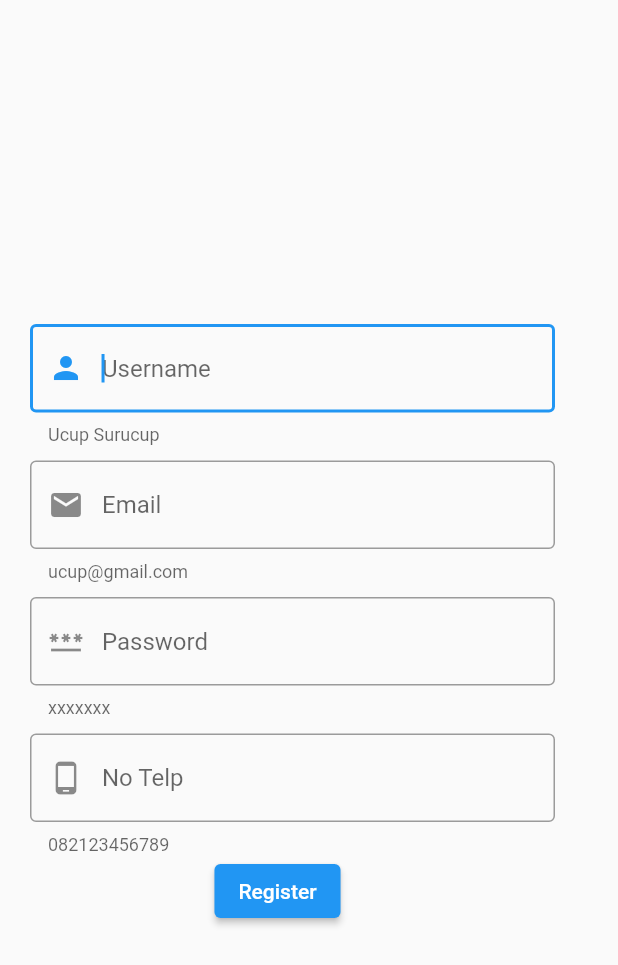
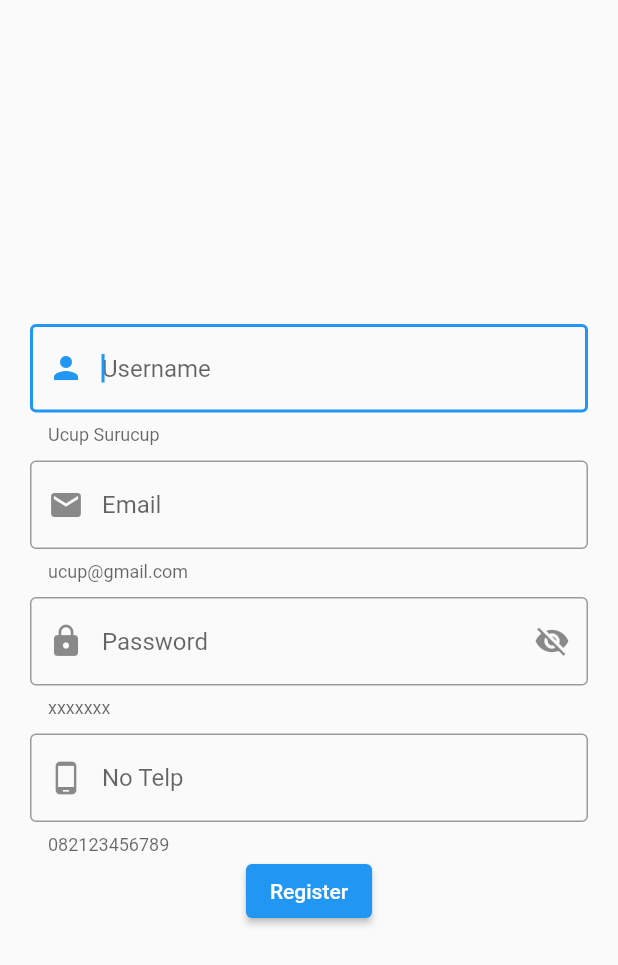
Before and after one commit to RInf0/UGD_Modul_2_Kel1, a Flutter app: the screen it shows after launch, after a tap on "Login", after a tap on "Belum punya akun ?", on a phone screen of 412 x 824 dp. Shown: the top 965 px of the screen. Run offline on Flutter 3.47's test engine with Material 2 defaults, Android fonts, the phone set to English and light mode, and no system bars; network calls fail.

Commit message:
memperbaiki beberapa kesalahan penamaan import dan variabel, serta merapikan beberapa element

```diff
--- a/lib/View/home.dart
+++ b/lib/View/home.dart
@@ -1,5 +1,5 @@
 import 'package:flutter/material.dart';
-import 'package:guidedlayout2_1212/View/view_list.dart';
+import 'package:ugd_modul_2_kel1/View/view_list.dart';
 
 class HomeView extends StatefulWidget {
   const HomeView({super.key});
--- a/lib/View/login.dart
+++ b/lib/View/login.dart
@@ -1,8 +1,8 @@
 import 'package:flutter/material.dart';
-//* SEsuai dengan nama project, awalnya akan error pada home, register, dan form component karena belum ada dibuat
-import 'package:guidedlayout2_1212/View/home.dart';
-import 'package:guidedlayout2_1212/View/register.dart';
-import 'package:guidedlayout2_1212/component/form_component.dart';
+//* Sesuai dengan nama project, awalnya akan error pada home, register, dan form component karena belum ada dibuat
+import 'package:ugd_modul_2_kel1/View/home.dart';
+import 'package:ugd_modul_2_kel1/View/register.dart';
+// import 'package:ugd_modul_2_kel1/component/form_component.dart';
 
 class LoginView extends StatefulWidget {
   //* Variabel map data dibuat bersifat nullabl, karena ketika aplikasi dijalankan(dipanggil dari main, tdak ada yang dibawa)
@@ -35,24 +35,29 @@ class _LoginViewState extends State<LoginView> {
             mainAxisAlignment: MainAxisAlignment.center,
             children: [
               //* Username
-              TextFormField(
-                validator: (value){
-                  if(value == null || value.isEmpty){
+              Padding(
+                padding: const EdgeInsets.only(left: 20, top: 10, right: 20),
+                child: TextFormField(
+                  validator: (value) {
+                    if (value == null || value.isEmpty) {
                       return "Username tidak boleh kosong";
                     }
                     return null;
                   },
                   controller: usernameController,
-                decoration: InputDecoration(
+                  decoration: const InputDecoration(
                       hintText: "Username",
                       labelText: "Username here",
                       icon: Icon(Icons.person)),
                 ),
+              ),
 
               //* Password
-              TextFormField(
-                validator: (value){
-                  if(value == null || value.isEmpty){
+              Padding(
+                padding: const EdgeInsets.only(left: 20, top: 10, right: 20),
+                child: TextFormField(
+                  validator: (value) {
+                    if (value == null || value.isEmpty) {
                       return "Password kosong";
                     }
                     return null;
@@ -62,17 +67,25 @@ class _LoginViewState extends State<LoginView> {
                   decoration: InputDecoration(
                     hintText: "Password",
                     labelText: "Password here",
-                  icon: Icon(Icons.lock),
+                    icon: const Icon(Icons.lock),
                     suffixIcon: IconButton(
-                    icon: Icon(
-                      passwordVisible ? Icons.visibility : Icons.visibility_off),
+                      icon: Icon(passwordVisible
+                          ? Icons.visibility
+                          : Icons.visibility_off),
                       onPressed: () {
-                      setState( () {
+                        setState(
+                          () {
                             passwordVisible = !passwordVisible;
-                      },);
+                          },
+                        );
                       },
                     ),
                   ),
+                ),
+              ),
+              // untuk memberi space antara input dengan button login
+              const SizedBox(
+                height: 20,
               ),
               //* Baris yang berisi tombol login dan tombol mengarah kehalaman register
               Row(
@@ -83,19 +96,22 @@ class _LoginViewState extends State<LoginView> {
                       //* Fungsi yang dijalankan saat tombol ditekan
                       onPressed: () {
                         //* Cek statenya sudah valid atau belum valid
-                      if(_formKey.currentState!.validate()) {
+                        if (_formKey.currentState!.validate()) {
                           //* Jika sudah valid, cek usernamedan password yang diinputkan pada form telah sesuai dengan data yang dibawah
                           //* dari halaman register atau belum
-                        if(dataForm!['username'] == usernameController.text && dataForm['password'] == passwordController.text)
-                        {
+                          if (dataForm!['username'] ==
+                                  usernameController.text &&
+                              dataForm['password'] == passwordController.text) {
                             //* Jika sesuai navigasi ke halaman home
                             Navigator.push(
                                 context,
                                 MaterialPageRoute(
                                     builder: (_) => const HomeView()));
-                        }else{
+                          } else {
                             //* Jika belum tampilkan alert dialog
-                          showDialog(context: context, builder: (_)=>AlertDialog(
+                            showDialog(
+                              context: context,
+                              builder: (_) => AlertDialog(
                                 title: const Text('Password salah'),
                                 //* isi alert dialog
                                 content: TextButton(
@@ -108,18 +124,20 @@ class _LoginViewState extends State<LoginView> {
                                     child: const Text('Cancel'),
                                   ),
                                   TextButton(
-                                onPressed: () => Navigator.pop(context, 'Cancel'),
+                                    onPressed: () =>
+                                        Navigator.pop(context, 'Cancel'),
                                     child: const Text('Ok'),
                                   ),
                                 ],
-                          ),);
+                              ),
+                            );
                           }
                         }
                       },
                       child: const Text('Login')),
                   //* tombol ke halaman register
                   TextButton(
-                    onPressed: (){
+                      onPressed: () {
                         Map<String, dynamic> formData = {};
                         formData['username'] = usernameController.text;
                         formData['password'] = usernameController.text;
@@ -134,7 +152,13 @@ class _LoginViewState extends State<LoginView> {
       ),
     );
   }
-  void pushRegister(BuildContext context){
-    Navigator.push(context, MaterialPageRoute(builder: (_) => const RegisterView(),),);
+
+  void pushRegister(BuildContext context) {
+    Navigator.push(
+      context,
+      MaterialPageRoute(
+        builder: (_) => const RegisterView(),
+      ),
+    );
   }
 }
--- a/lib/View/register.dart
+++ b/lib/View/register.dart
@@ -1,6 +1,6 @@
 import 'package:flutter/material.dart';
-import 'package:guidedlayout2_1212/View/login.dart';
-import 'package:guidedlayout2_1212/component/form_component.dart';
+import 'package:ugd_modul_2_kel1/View/login.dart';
+import 'package:ugd_modul_2_kel1/component/form_component.dart';
 
 class RegisterView extends StatefulWidget {
   const RegisterView({super.key});
@@ -10,12 +10,14 @@ class RegisterView extends StatefulWidget {
 }
 
 class _RegisterViewState extends State<RegisterView> {
-  //* untuk validasi harus menggunakan GlokayKey
+  //* untuk validasi harus menggunakan GlobayKey
   final _formKey = GlobalKey<FormState>();
   TextEditingController usernameController = TextEditingController();
   TextEditingController emailController = TextEditingController();
   TextEditingController passwordController = TextEditingController();
   TextEditingController notelpController = TextEditingController();
+
+  bool passwordVisible = false;
 
   @override
   Widget build(BuildContext context) {
@@ -26,13 +28,11 @@ class _RegisterViewState extends State<RegisterView> {
           child: Column(
             mainAxisAlignment: MainAxisAlignment.center,
             children: [
-              inputForm(
-                (p0) {
-                  if(p0 == null || p0.isEmpty)
-                  {
+              inputForm((p0) {
+                if (p0 == null || p0.isEmpty) {
                   return 'Username Tidak Boleh Kosong';
                 }
-                  if(p0.toLowerCase() == 'anjing'){
+                if (p0.toLowerCase() == 'anjing') {
                   return 'Tidak boleh menggunakan kata kasar';
                 }
                 return null;
@@ -41,15 +41,11 @@ class _RegisterViewState extends State<RegisterView> {
                   hintTxt: "Username",
                   helperTxt: "Ucup Surucup",
                   iconData: Icons.person),
-
-              inputForm(
-                ((p0){
-                  if(p0 == null || p0.isEmpty)
-                  {
+              inputForm(((p0) {
+                if (p0 == null || p0.isEmpty) {
                   return 'Email tidak boleh kosong';
                 }
-                  if(!p0.contains('@'))
-                  {
+                if (!p0.contains('@')) {
                   return 'Email harus menggunakan @';
                 }
                 return null;
@@ -59,31 +55,50 @@ class _RegisterViewState extends State<RegisterView> {
                   helperTxt: "ucup@gmail.com",
                   iconData: Icons.email),
 
-              inputForm(
-                //* Pola validasi lebih detail bisa menggunakan regex
-                ((p0){
-                  if(p0 == null || p0.isEmpty)
-                  {
-                    return 'Password tidak boleh kosong';
+              //* Password menggunakan visible/invisible toggle
+              Padding(
+                padding: const EdgeInsets.only(left: 20, top: 10, right: 20),
+                child: SizedBox(
+                  width: 400,
+                  child: TextFormField(
+                    validator: (value) {
+                      if (value == null || value.isEmpty) {
+                        return "Password tidak boleh kosong";
                       }
-                  if(p0.length<5)
-                  {
+                      if (value.length < 5) {
                         return 'Password minimal 5 digit';
                       }
                       return null;
-                }),
+                    },
+                    obscureText: passwordVisible,
                     controller: passwordController,
-                hintTxt: "Password",
-                helperTxt: "xxxxxxx",
-                iconData: Icons.password,
-                password: true),
+                    autofocus: true,
+                    decoration: InputDecoration(
+                      border: const OutlineInputBorder(),
+                      helperText: "xxxxxxx",
+                      hintText: "Password",
+                      prefixIcon: const Icon(Icons.lock),
+                      suffixIcon: IconButton(
+                        icon: Icon(passwordVisible
+                            ? Icons.visibility
+                            : Icons.visibility_off),
+                        onPressed: () {
+                          setState(
+                            () {
+                              passwordVisible = !passwordVisible;
+                            },
+                          );
+                        },
+                      ),
+                    ),
+                  ),
+                ),
+              ),
 
-              inputForm(
-                ((p0){
+              inputForm(((p0) {
                 //* untuk menglihat contoh penggunaan regex,uncomment baris dibawah yang dicomment
                 //* final RegExp regex = RegExp(r'^\0?[1-9]\d{1,14}$');
-                  if(p0 == null || p0.isEmpty)
-                  {
+                if (p0 == null || p0.isEmpty) {
                   return 'Nomor Telepon tidak boleh kosong';
                 }
                 // if(!regex.hasMatch(p0))
@@ -96,14 +111,12 @@ class _RegisterViewState extends State<RegisterView> {
                   hintTxt: "No Telp",
                   helperTxt: "082123456789",
                   iconData: Icons.phone_android),
-
               ElevatedButton(
                   onPressed: () {
-                if(_formKey.currentState!.validate()) {
-
+                    if (_formKey.currentState!.validate()) {
                       // ScaffoldMessenger.of(context).showSnackBar{
                       // const SnackBar(content: Text('Processing Data))};
-                  Map<String,dynamic> formData = {};
+                      Map<String, dynamic> formData = {};
                       formData['username'] = usernameController.text;
                       formData['password'] = passwordController.text;
                       //* Navigator.push(context, MaterialPageRoute(builder: (BuildContext buildContext) => LoginView(data: formData ,)) );
@@ -113,18 +126,23 @@ class _RegisterViewState extends State<RegisterView> {
                         context: context,
                         builder: (BuildContext context) {
                           return AlertDialog(
-                        title: Text('Konfirmasi Pendaftaran'),
-                        content: Text('Apakah Anda yakin ingin mendaftar?'),
+                            title: const Text('Konfirmasi Pendaftaran'),
+                            content: const Text(
+                                'Apakah Anda yakin ingin mendaftar?'),
                             actions: <Widget>[
                               TextButton(
-                            child: Text('Ya'),
+                                child: const Text('Ya'),
                                 onPressed: () {
                                   //*Push data jika memilih 'Ya'
-                              Navigator.push(context, MaterialPageRoute(builder: (_) => LoginView(data: formData)));
+                                  Navigator.push(
+                                      context,
+                                      MaterialPageRoute(
+                                          builder: (_) =>
+                                              LoginView(data: formData)));
                                 },
                               ),
                               TextButton(
-                            child: Text('Batal'),
+                                child: const Text('Batal'),
                                 onPressed: () {
                                   Navigator.of(context).pop();
                                 },
--- a/lib/component/form_component.dart
+++ b/lib/component/form_component.dart
@@ -1,12 +1,15 @@
 import 'package:flutter/material.dart';
 
-
-Padding inputForm(Function(String?) validasi, {required TextEditingController controller,
-required String hintTxt,required String helperTxt,required IconData iconData, bool password = false}) {
+Padding inputForm(Function(String?) validasi,
+    {required TextEditingController controller,
+    required String hintTxt,
+    required String helperTxt,
+    required IconData iconData,
+    bool password = false}) {
   return Padding(
-    padding: const EdgeInsets.only(left: 20, top: 10),
+    padding: const EdgeInsets.only(left: 20, top: 10, right: 20),
     child: SizedBox(
-      width: 350,
+        width: 400,
         child: TextFormField(
           validator: (value) => validasi(value),
           autofocus: true,
@@ -16,9 +19,7 @@ required String hintTxt,required String helperTxt,required IconData iconData, bo
               hintText: hintTxt,
               border: const OutlineInputBorder(),
               helperText: helperTxt,
-          prefixIcon: Icon(iconData)
-        ),
-      )
-    ),
+              prefixIcon: Icon(iconData)),
+        )),
   );
 }
--- a/lib/main.dart
+++ b/lib/main.dart
@@ -1,5 +1,5 @@
 import 'package:flutter/material.dart';
-import 'package:guidedlayout2_1212/View/login.dart';
+import 'package:ugd_modul_2_kel1/View/login.dart';
 
 void main() {
   runApp(const MainApp());
--- a/pubspec.yaml
+++ b/pubspec.yaml
@@ -1,10 +1,10 @@
-name: guidedlayout2_1212
+name: ugd_modul_2_kel1
 description: A new Flutter project.
-publish_to: 'none'
+publish_to: "none"
 version: 0.1.0
 
 environment:
-  sdk: '>=3.1.0 <4.0.0'
+  sdk: ">=3.1.0 <4.0.0"
 
 dependencies:
   flutter:
```
Also changed, not shown: lib/View/view_list.dart (+15 -14 lines). Lines whose indentation alone changed are shown as unchanged.
